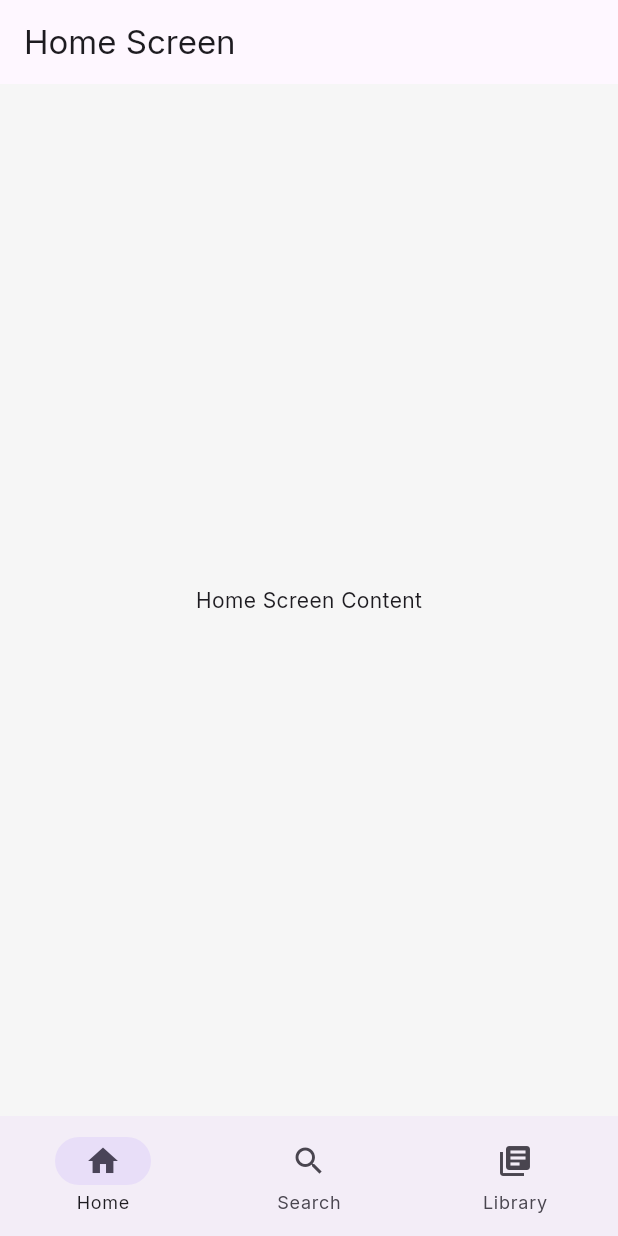
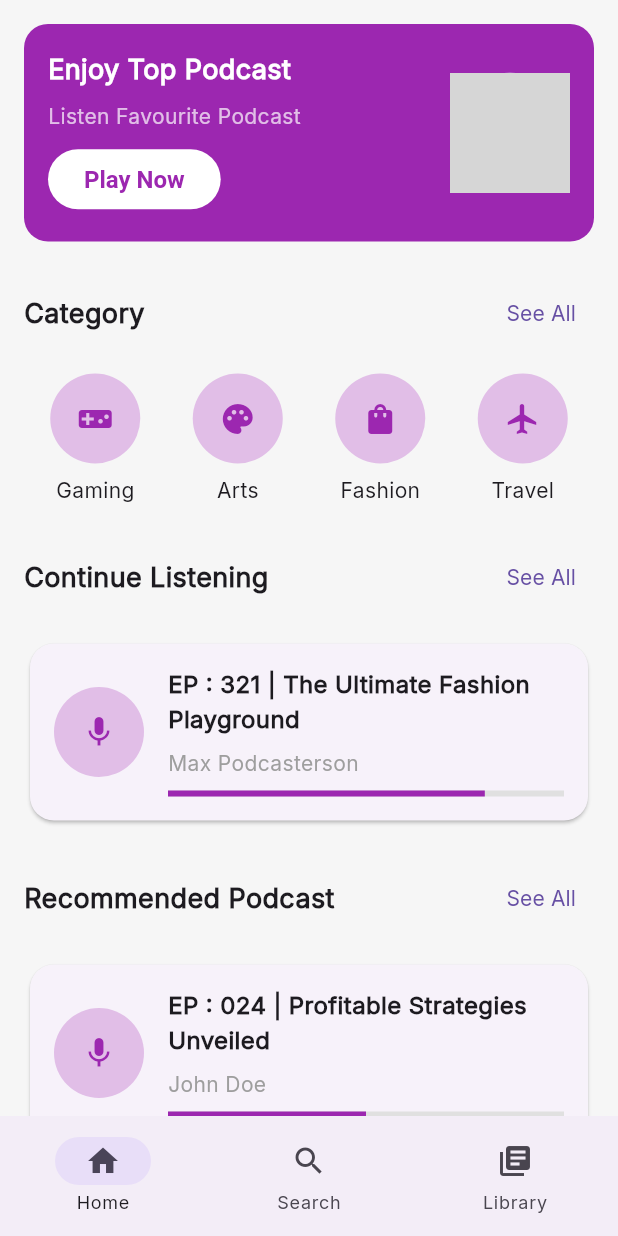
Before and after one commit to IhebYh/poca, a Flutter app: the HomeScreen screen opened directly, on a phone screen of 412 x 824 dp. Run offline on Flutter 3.47's test engine with Material 3 defaults, Android fonts, the phone set to English and light mode, and no system bars; our stand-ins replace get; grey boxes are pictures that could not be loaded.

Commit message:
fixing some errors + home widget

```diff
--- a/lib/main.dart
+++ b/lib/main.dart
@@ -1,4 +1,5 @@
 import 'package:flutter/material.dart';
+import 'package:get/get.dart'; // Import GetX package
 import 'package:poca/consts/app_theme.dart';
 import 'package:poca/screens/SignUpScreens/signUpScreen.dart';
 import 'package:poca/screens/SignUpScreens/dateScreen.dart';
@@ -15,10 +16,9 @@ void main() {
 class MyApp extends StatelessWidget {
   const MyApp({super.key});
 
-  // This widget is the root of your application.
   @override
   Widget build(BuildContext context) {
-    return MaterialApp(
+    return GetMaterialApp(
       theme: AppTheme.lightTheme,
       darkTheme: AppTheme.darkTheme,
       themeMode: ThemeMode.system,
@@ -26,15 +26,16 @@ class MyApp extends StatelessWidget {
       initialRoute: '/',
 
       // Define the named routes
-        routes: {
-          '/': (context) => const GetStartedScreen(),
-          '/signIn': (context) => LoginPage(),
-          '/emailScreen': (context) => emailScreen(),
-          '/passwordScreen': (context) => passwordScreen(),
-          '/dateScreen': (context) => dateScreen(),
-          '/genderScreen': (context) => genderScreen(),
-          '/signUpScreen': (context) => singUpScreen(),
-          // '/profile': (context) => ProfileScreen(),
-        });
+      getPages: [
+        GetPage(name: '/', page: () => const GetStartedScreen()),
+        GetPage(name: '/signIn', page: () => LoginPage()),
+        GetPage(name: '/emailScreen', page: () => emailScreen()),
+        GetPage(name: '/passwordScreen', page: () => passwordScreen()),
+        GetPage(name: '/dateScreen', page: () => dateScreen()),
+        GetPage(name: '/genderScreen', page: () => genderScreen()),
+        GetPage(name: '/signUpScreen', page: () => singUpScreen()),
+        // Add any other screens here
+      ],
+    );
   }
 }
--- a/lib/screens/getStartedScreen.dart
+++ b/lib/screens/getStartedScreen.dart
@@ -77,6 +77,7 @@ class GetStartedScreen extends StatelessWidget {
               TextButton(
                 onPressed: () {
                   // Handle Login action here
+                  Get.toNamed('/signIn');
                   print('Log in');
                 },
                 child: const Text("Log in"),
--- a/lib/screens/homeScreen.dart
+++ b/lib/screens/homeScreen.dart
@@ -1,5 +1,6 @@
 import 'package:flutter/material.dart';
-import 'package:get/get.dart'; // Import GetX
+import 'package:get/get.dart';
+import 'package:poca/screens/widgets/homeWidget.dart'; // Import GetX
 
 // Controller to manage state for HomeScreen
 class HomeController extends GetxController {
@@ -15,9 +16,9 @@ class HomeScreen extends StatelessWidget {
     final HomeController _controller = Get.put(HomeController());
 
     return Scaffold(
-      appBar: AppBar(
-        title: const Text('Home Screen'),
-      ),
+      // appBar: AppBar(
+      //   title: const Text('Home Screen'),
+      // ),
       bottomNavigationBar: Obx(() => NavigationBar(
             selectedIndex:
                 _controller.selectedIndex.value, // Bind selected index
@@ -36,7 +37,7 @@ class HomeScreen extends StatelessWidget {
         // Based on the selected index, display content
         switch (_controller.selectedIndex.value) {
           case 0:
-            return Center(child: const Text("Home Screen Content"));
+            return HomeWidget();
           case 1:
             return Center(child: const Text("Search Screen Content"));
           case 2:
--- a/lib/screens/singInScreen.dart
+++ b/lib/screens/singInScreen.dart
@@ -39,21 +39,21 @@ class LoginPage extends StatelessWidget {
         child: Column(
           mainAxisAlignment: MainAxisAlignment.center,
           children: [
-            // Username input field
-            Obx(() => TextField(
+            // Username input field (no need for Obx, as it doesn't change from outside)
+            TextField(
               onChanged: (value) => _controller.username.value =
                   value, // Update username in controller
               decoration: const InputDecoration(labelText: 'Username'),
-                )),
-            // Password input field
-            Obx(() => TextField(
+            ),
+            // Password input field (no need for Obx, as it doesn't change from outside)
+            TextField(
               onChanged: (value) => _controller.password.value =
                   value, // Update password in controller
               obscureText: true,
               decoration: const InputDecoration(labelText: 'Password'),
-                )),
+            ),
             const SizedBox(height: 20),
-            // Error message display
+            // Error message display (wrap with Obx as it's dependent on an observable variable)
             Obx(() {
               if (_controller.errorMessage.value.isNotEmpty) {
                 return Padding(
--- /dev/null
+++ b/lib/screens/widgets/homeWidget.dart
@@ -0,0 +1,286 @@
+import 'package:flutter/material.dart';
+import 'package:get/get.dart';
+
+class HomeWidget extends StatelessWidget {
+  @override
+  Widget build(BuildContext context) {
+    return SafeArea(
+      child: Scaffold(
+        // appBar: AppBar(
+        //   elevation: 0,
+        //   backgroundColor: Colors.white,
+        //   title: Text(
+        //     'Podcast',
+        //     style: TextStyle(color: Colors.black, fontWeight: FontWeight.bold),
+        //   ),
+        //   actions: [
+        //     IconButton(
+        //       icon: Icon(Icons.search, color: Colors.black),
+        //       onPressed: () {
+        //         // Use GetX for navigation if needed
+        //         Get.snackbar("Search", "Search button clicked");
+        //       },
+        //     ),
+        //   ],
+        // ),
+        body: SingleChildScrollView(
+          child: Padding(
+            padding: const EdgeInsets.all(16.0),
+            child: Column(
+              crossAxisAlignment: CrossAxisAlignment.start,
+              children: [
+                // Top Banner
+                Stack(
+                  children: [
+                    Container(
+                      height: 145,
+                      decoration: BoxDecoration(
+                        borderRadius: BorderRadius.circular(16),
+                        color: Colors.purple,
+                      ),
+                      child: Padding(
+                        padding: const EdgeInsets.all(16.0),
+                        child: Row(
+                          children: [
+                            Expanded(
+                              child: Column(
+                                crossAxisAlignment: CrossAxisAlignment.start,
+                                mainAxisAlignment: MainAxisAlignment.center,
+                                children: [
+                                  Text(
+                                    'Enjoy Top Podcast',
+                                    style: TextStyle(
+                                      color: Colors.white,
+                                      fontSize: 18,
+                                      fontWeight: FontWeight.bold,
+                                    ),
+                                  ),
+                                  SizedBox(height: 8),
+                                  Text(
+                                    'Listen Favourite Podcast',
+                                    style: TextStyle(
+                                      color: Colors.white70,
+                                      fontSize: 14,
+                                    ),
+                                  ),
+                                  SizedBox(height: 8),
+                                  ElevatedButton(
+                                    style: ElevatedButton.styleFrom(
+                                      backgroundColor: Colors.white,
+                                    ),
+                                    onPressed: () {
+                                      Get.snackbar(
+                                        "Play Now",
+                                        "Playing your favorite podcast",
+                                        snackPosition: SnackPosition.BOTTOM,
+                                      );
+                                    },
+                                    child: Text(
+                                      'Play Now',
+                                      style: TextStyle(color: Colors.purple),
+                                    ),
+                                  ),
+                                ],
+                              ),
+                            ),
+                            CircleAvatar(
+                              radius: 40,
+                              backgroundImage: AssetImage(
+                                  'assets/podcast_image.jpg'), // Replace with your image asset
+                            ),
+                          ],
+                        ),
+                      ),
+                    ),
+                  ],
+                ),
+                SizedBox(height: 24),
+
+                // Categories Section
+                Row(
+                  mainAxisAlignment: MainAxisAlignment.spaceBetween,
+                  children: [
+                    Text(
+                      'Category',
+                      style: TextStyle(
+                        fontSize: 18,
+                        fontWeight: FontWeight.bold,
+                      ),
+                    ),
+                    TextButton(
+                      onPressed: () {
+                        Get.to(() => CategoriesPage()); // Example of navigation
+                      },
+                      child: Text('See All'),
+                    ),
+                  ],
+                ),
+                SizedBox(height: 16),
+                Row(
+                  mainAxisAlignment: MainAxisAlignment.spaceAround,
+                  children: [
+                    _buildCategoryIcon(Icons.videogame_asset, 'Gaming'),
+                    _buildCategoryIcon(Icons.palette, 'Arts'),
+                    _buildCategoryIcon(Icons.shopping_bag, 'Fashion'),
+                    _buildCategoryIcon(Icons.flight, 'Travel'),
+                  ],
+                ),
+                SizedBox(height: 24),
+
+                // Continue Listening Section
+                Row(
+                  mainAxisAlignment: MainAxisAlignment.spaceBetween,
+                  children: [
+                    Text(
+                      'Continue Listening',
+                      style: TextStyle(
+                        fontSize: 18,
+                        fontWeight: FontWeight.bold,
+                      ),
+                    ),
+                    TextButton(
+                      onPressed: () {
+                        Get.to(() =>
+                            ContinueListeningPage()); // Example of navigation
+                      },
+                      child: Text('See All'),
+                    ),
+                  ],
+                ),
+                SizedBox(height: 16),
+                _buildPodcastCard(
+                  title: 'EP : 321 | The Ultimate Fashion Playground',
+                  author: 'Max Podcasterson',
+                  progress: 0.8,
+                ),
+                SizedBox(height: 24),
+
+                // Recommended Podcasts Section
+                Row(
+                  mainAxisAlignment: MainAxisAlignment.spaceBetween,
+                  children: [
+                    Text(
+                      'Recommended Podcast',
+                      style: TextStyle(
+                        fontSize: 18,
+                        fontWeight: FontWeight.bold,
+                      ),
+                    ),
+                    TextButton(
+                      onPressed: () {
+                        Get.to(
+                            () => RecommendedPage()); // Example of navigation
+                      },
+                      child: Text('See All'),
+                    ),
+                  ],
+                ),
+                SizedBox(height: 16),
+                _buildPodcastCard(
+                  title: 'EP : 024 | Profitable Strategies Unveiled',
+                  author: 'John Doe',
+                  progress: 0.5,
+                ),
+              ],
+            ),
+          ),
+        ),
+      ),
+    );
+  }
+
+  Widget _buildCategoryIcon(IconData icon, String label) {
+    return Column(
+      children: [
+        CircleAvatar(
+          radius: 30,
+          backgroundColor: Colors.purple.shade100,
+          child: Icon(icon, color: Colors.purple),
+        ),
+        SizedBox(height: 8),
+        Text(label),
+      ],
+    );
+  }
+
+  Widget _buildPodcastCard({
+    required String title,
+    required String author,
+    required double progress,
+  }) {
+    return Card(
+      shape: RoundedRectangleBorder(borderRadius: BorderRadius.circular(16)),
+      child: Padding(
+        padding: const EdgeInsets.all(16.0),
+        child: Row(
+          children: [
+            CircleAvatar(
+              radius: 30,
+              backgroundColor: Colors.purple.shade100,
+              child: Icon(Icons.mic, color: Colors.purple),
+            ),
+            SizedBox(width: 16),
+            Expanded(
+              child: Column(
+                crossAxisAlignment: CrossAxisAlignment.start,
+                children: [
+                  Text(
+                    title,
+                    style: TextStyle(
+                      fontWeight: FontWeight.bold,
+                      fontSize: 16,
+                    ),
+                    maxLines: 2,
+                    overflow: TextOverflow.ellipsis,
+                  ),
+                  SizedBox(height: 8),
+                  Text(
+                    author,
+                    style: TextStyle(color: Colors.grey),
+                  ),
+                  SizedBox(height: 8),
+                  LinearProgressIndicator(
+                    value: progress,
+                    backgroundColor: Colors.grey.shade300,
+                    color: Colors.purple,
+                  ),
+                ],
+              ),
+            ),
+          ],
+        ),
+      ),
+    );
+  }
+}
+
+// Example pages for navigation
+class CategoriesPage extends StatelessWidget {
+  @override
+  Widget build(BuildContext context) {
+    return Scaffold(
+      appBar: AppBar(title: Text('Categories')),
+      body: Center(child: Text('Categories Page')),
+    );
+  }
+}
+
+class ContinueListeningPage extends StatelessWidget {
+  @override
+  Widget build(BuildContext context) {
+    return Scaffold(
+      appBar: AppBar(title: Text('Continue Listening')),
+      body: Center(child: Text('Continue Listening Page')),
+    );
+  }
+}
+
+class RecommendedPage extends StatelessWidget {
+  @override
+  Widget build(BuildContext context) {
+    return Scaffold(
+      appBar: AppBar(title: Text('Recommended Podcasts')),
+      body: Center(child: Text('Recommended Podcasts Page')),
+    );
+  }
+}
```
Lines whose indentation alone changed are shown as unchanged.
